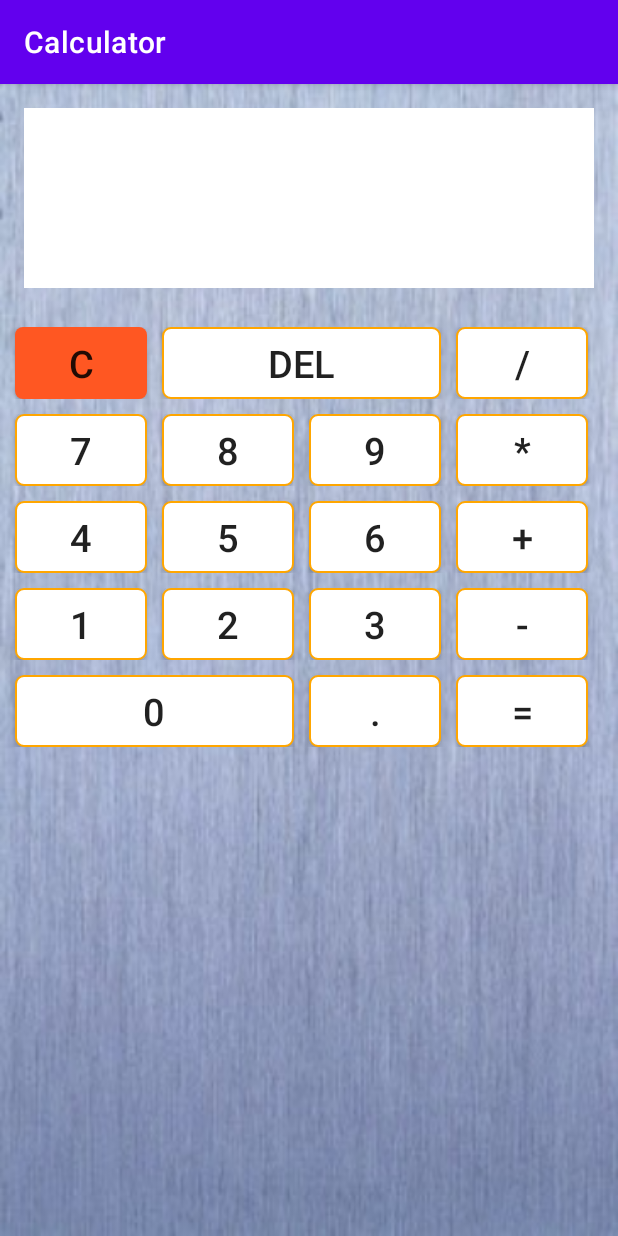
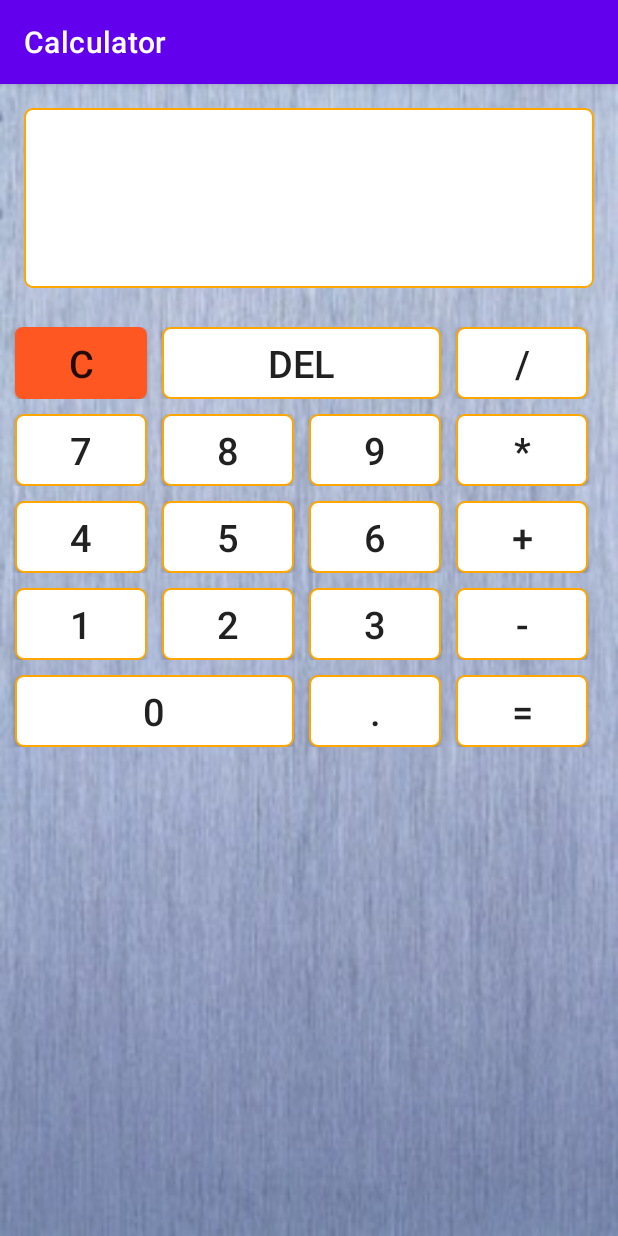
Before and after one commit to larinss/Calculator, an Android app: the screen it shows after launch (MainActivity), on a phone screen of 412 x 824 dp. Run offline under Robolectric (Android 15) with nearby library versions, the phone set to English and light mode, and no system bars.

Commit message:
Changed the calculator screen background

```diff
--- a/app/src/main/res/layout/activity_main.xml
+++ b/app/src/main/res/layout/activity_main.xml
@@ -12,7 +12,7 @@
         android:layout_width="match_parent"
         android:layout_height="120dp"
         android:layout_margin="16dp"
-        android:background="@color/white"
+        android:background="@drawable/white"
         android:gravity="bottom|end"
         android:singleLine="true"
         android:textSize="70sp" />
```
